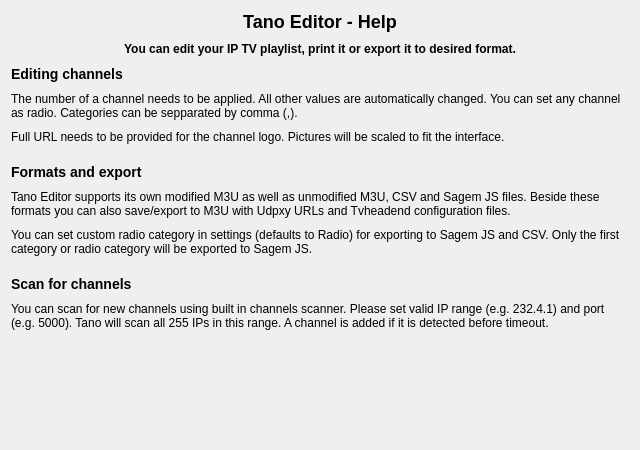
This is src/ui/playlist/PlaylistEditorHelp.ui in ntadej/tano as Qt 5 draws it before an edit. The edited form follows.
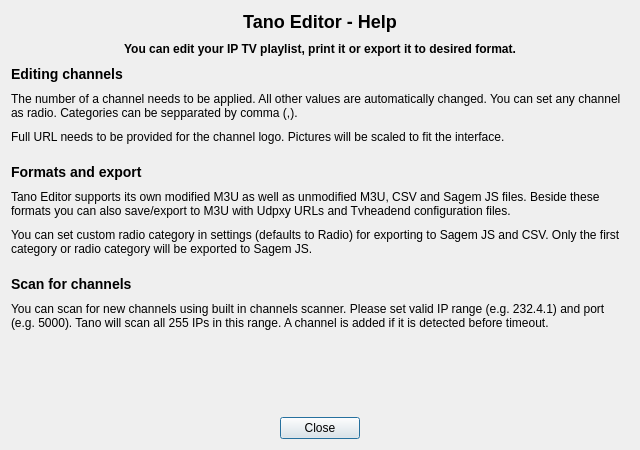
This is the edited form. Icons and pictures are not drawn.

Patch:
```diff
--- a/src/ui/playlist/PlaylistEditorHelp.ui
+++ b/src/ui/playlist/PlaylistEditorHelp.ui
@@ -165,6 +165,9 @@
      <property name="orientation">
       <enum>Qt::Horizontal</enum>
      </property>
+     <property name="standardButtons">
+      <set>QDialogButtonBox::Close</set>
+     </property>
      <property name="centerButtons">
       <bool>true</bool>
      </property>
```
